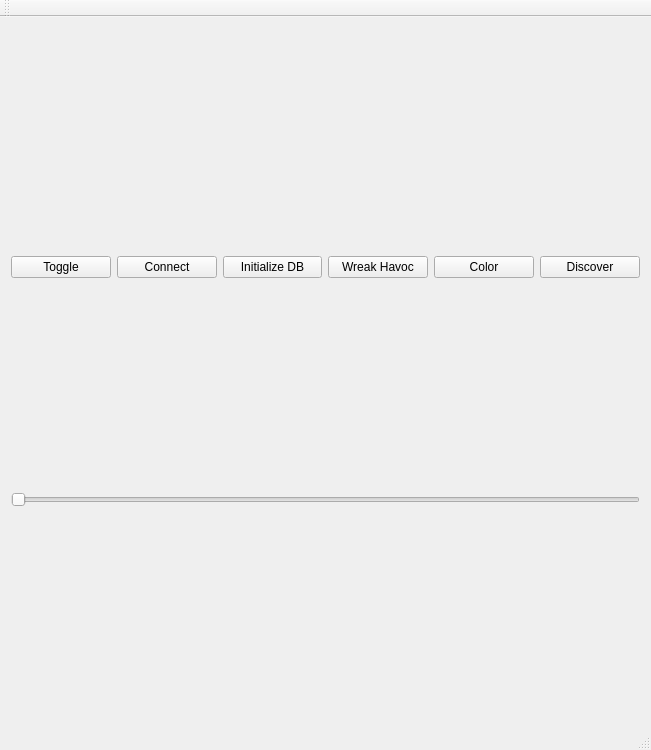
First picture: the form in main_window.ui, repository rotanov/lord-of-yeelight, before the edit.
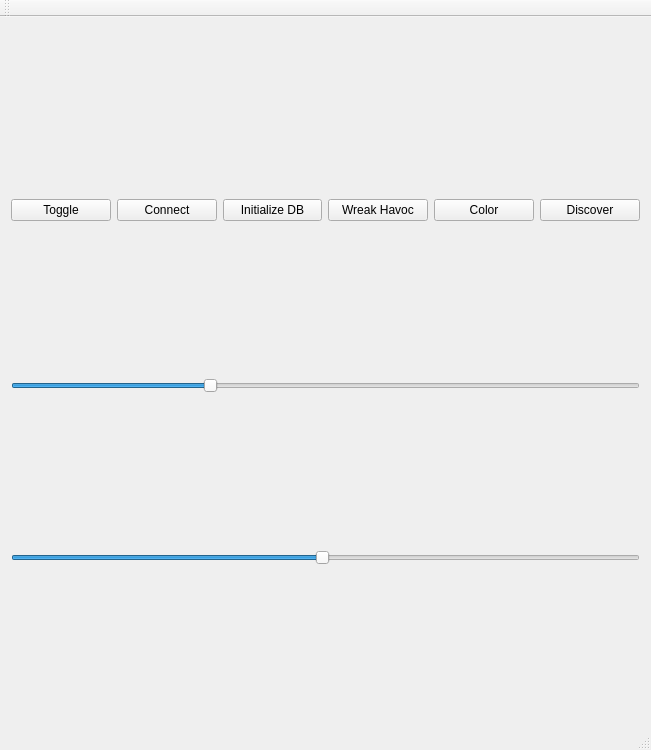
Second picture: the form after the edit.

Commit message: set color temperature and select monitor

Diff of the .ui file:
```diff
--- a/main_window.ui
+++ b/main_window.ui
@@ -76,6 +76,22 @@
         </item>
        </layout>
       </item>
+      <item>
+       <widget class="QSlider" name="q_slider_color_temperature">
+        <property name="orientation">
+         <enum>Qt::Horizontal</enum>
+        </property>
+        <property name="minimum">
+         <number>1700</number>
+        </property>
+        <property name="maximum">
+         <number>6500</number>
+        </property>
+        <property name="value">
+         <number>3200</number>
+        </property>
+       </widget>
+      </item>
       <item>
        <widget class="QSlider" name="horizontalSlider">
         <property name="cursor">
@@ -87,6 +103,9 @@
         <property name="maximum">
          <number>100</number>
         </property>
+        <property name="value">
+         <number>50</number>
+        </property>
         <property name="tracking">
          <bool>false</bool>
         </property>
```
The commit also changes 4 other files.
